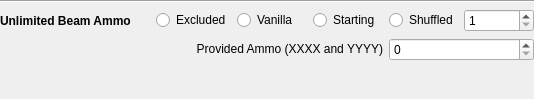
First picture: the form in randovania/gui/ui_files/item_configuration_popup.ui, repository randovania/randovania, before the edit.
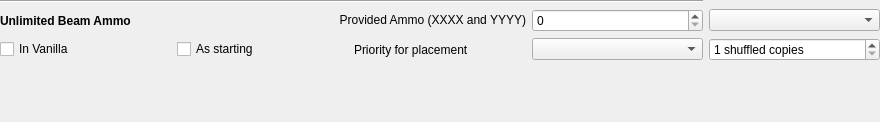
Second picture: the form after the edit. Custom widgets are drawn as their Qt base class.

Commit message:
Add priority to MajorItemState
Also improves the UI for ItemPool.

```diff
--- a/randovania/gui/ui_files/item_configuration_popup.ui
+++ b/randovania/gui/ui_files/item_configuration_popup.ui
@@ -6,8 +6,8 @@
    <rect>
     <x>0</x>
     <y>0</y>
-    <width>534</width>
-    <height>99</height>
+    <width>880</width>
+    <height>122</height>
    </rect>
   </property>
   <property name="sizePolicy">
@@ -38,6 +38,30 @@
    <property name="bottomMargin">
     <number>0</number>
    </property>
+   <item row="0" column="0" colspan="4">
+    <widget class="Line" name="separator_line">
+     <property name="orientation">
+      <enum>Qt::Horizontal</enum>
+     </property>
+    </widget>
+   </item>
+   <item row="4" column="0" colspan="4">
+    <widget class="QLabel" name="warning_label">
+     <property name="text">
+      <string/>
+     </property>
+     <property name="wordWrap">
+      <bool>true</bool>
+     </property>
+    </widget>
+   </item>
+   <item row="3" column="0">
+    <widget class="QCheckBox" name="vanilla_check">
+     <property name="text">
+      <string>In Vanilla</string>
+     </property>
+    </widget>
+   </item>
    <item row="1" column="0">
     <widget class="QLabel" name="item_name_label">
      <property name="minimumSize">
@@ -57,45 +81,20 @@
      </property>
     </widget>
    </item>
+   <item row="3" column="1">
+    <widget class="QCheckBox" name="starting_check">
+     <property name="text">
+      <string>As starting</string>
+     </property>
+    </widget>
+   </item>
    <item row="1" column="4">
-    <widget class="QRadioButton" name="shuffled_radio">
-     <property name="text">
-      <string>Shuffled</string>
-     </property>
-    </widget>
-   </item>
-   <item row="3" column="0" colspan="6">
-    <widget class="QLabel" name="warning_label">
-     <property name="text">
-      <string/>
-     </property>
-     <property name="wordWrap">
-      <bool>true</bool>
-     </property>
-    </widget>
-   </item>
-   <item row="1" column="2">
-    <widget class="QRadioButton" name="vanilla_radio">
-     <property name="text">
-      <string>Vanilla</string>
-     </property>
-    </widget>
-   </item>
-   <item row="1" column="1">
-    <widget class="QRadioButton" name="excluded_radio">
-     <property name="text">
-      <string>Excluded</string>
-     </property>
-    </widget>
+    <widget class="ScrollProtectedComboBox" name="state_case_combo"/>
    </item>
    <item row="1" column="3">
-    <widget class="QRadioButton" name="starting_radio">
-     <property name="text">
-      <string>Starting</string>
-     </property>
-    </widget>
+    <widget class="ScrollProtectedSpinBox" name="provided_ammo_spinbox"/>
    </item>
-   <item row="2" column="0" colspan="4">
+   <item row="1" column="1" colspan="2">
     <widget class="QLabel" name="provided_ammo_label">
      <property name="toolTip">
       <string>&lt;html&gt;&lt;head/&gt;&lt;body&gt;&lt;p&gt;When this item is collected, it also gives this amount of the given ammos.&lt;/p&gt;&lt;p&gt;This is included in the calculation of how much each pickup of this ammo gives.&lt;/p&gt;&lt;/body&gt;&lt;/html&gt;</string>
@@ -111,11 +110,11 @@
      </property>
     </widget>
    </item>
-   <item row="2" column="4" colspan="2">
-    <widget class="ScrollProtectedSpinBox" name="provided_ammo_spinbox"/>
-   </item>
-   <item row="1" column="5">
+   <item row="3" column="4">
     <widget class="ScrollProtectedSpinBox" name="shuffled_spinbox">
+     <property name="suffix">
+      <string> shuffled copies</string>
+     </property>
      <property name="minimum">
       <number>1</number>
      </property>
@@ -124,10 +123,13 @@
      </property>
     </widget>
    </item>
-   <item row="0" column="0" colspan="6">
-    <widget class="Line" name="separator_line">
-     <property name="orientation">
-      <enum>Qt::Horizontal</enum>
+   <item row="3" column="3">
+    <widget class="ScrollProtectedComboBox" name="priority_combo"/>
+   </item>
+   <item row="3" column="2">
+    <widget class="QLabel" name="priority_label">
+     <property name="text">
+      <string>Priority for placement</string>
      </property>
     </widget>
    </item>
@@ -140,6 +142,11 @@
    <extends>QSpinBox</extends>
    <header>randovania/gui/lib/scroll_protected.h</header>
   </customwidget>
+  <customwidget>
+   <class>ScrollProtectedComboBox</class>
+   <extends>QComboBox</extends>
+   <header>randovania/gui/lib/scroll_protected.h</header>
+  </customwidget>
  </customwidgets>
  <resources/>
  <connections/>
```
The commit also changes 9 other files.
